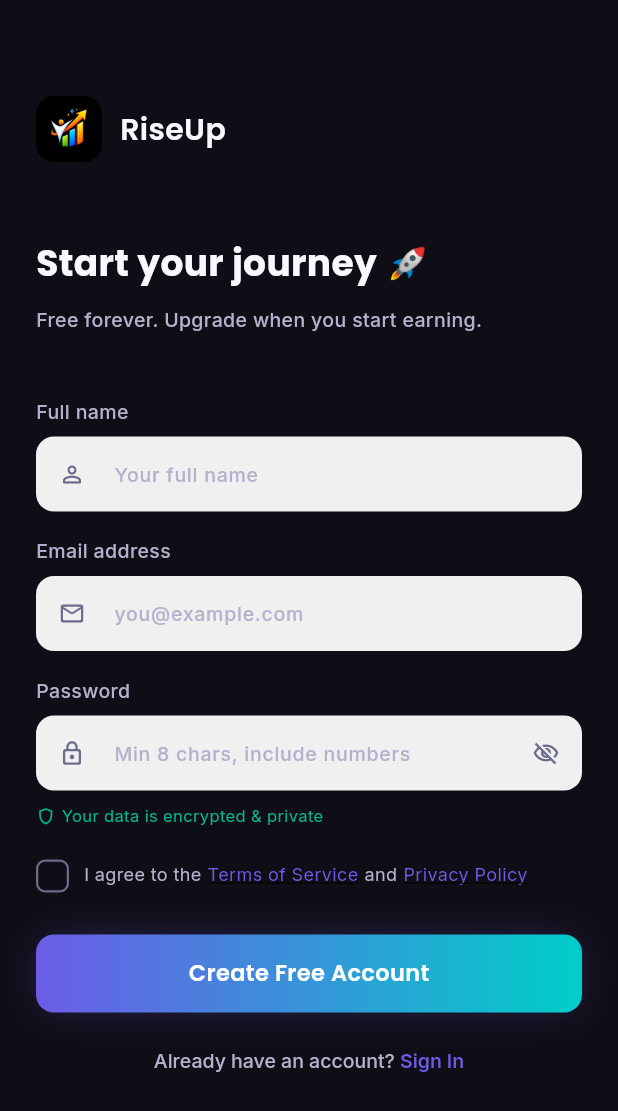
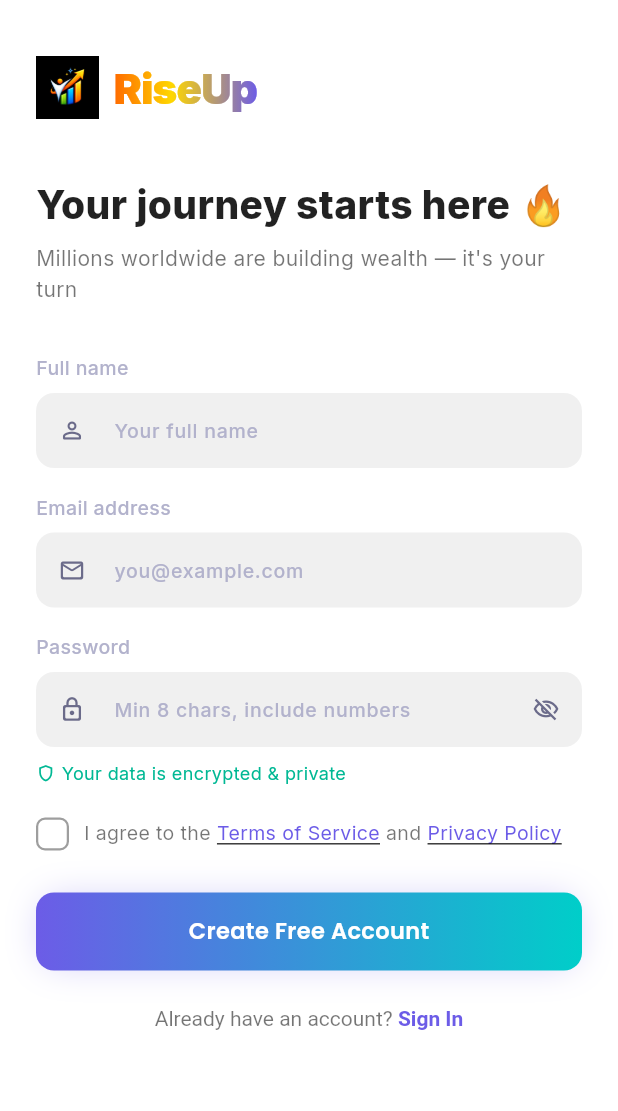
Before and after one commit to exploreofficialzz-star/Rise-Up, a Flutter app: the RegisterScreen screen opened by its route, on a phone screen of 412 x 824 dp. Shown: the top 1111 px of the screen. Run offline on Flutter 3.47's test engine with Material 3 defaults, Android fonts, the phone set to English and light mode, and no system bars; drawn by our look-alikes of flutter_animate; our stand-ins replace connectivity_plus, dio, fl_chart, flutter_local_notifications, flutter_markdown, flutter_riverpod and 11 more; accounts and stored records are empty; network calls fail.

Commit message:
Update register_screen.dart

```diff
--- a/frontend/lib/screens/auth/register_screen.dart
+++ b/frontend/lib/screens/auth/register_screen.dart
@@ -22,7 +22,9 @@ class _RegisterScreenState extends State<RegisterScreen> {
 
   @override
   void dispose() {
-    _nameCtrl.dispose(); _emailCtrl.dispose(); _passCtrl.dispose();
+    _nameCtrl.dispose();
+    _emailCtrl.dispose();
+    _passCtrl.dispose();
     super.dispose();
   }
 
@@ -32,24 +34,32 @@ class _RegisterScreenState extends State<RegisterScreen> {
     final pass  = _passCtrl.text;
 
     if (name.isEmpty || email.isEmpty || pass.isEmpty) {
-      setState(() => _error = 'Please fill in all fields'); return;
+      setState(() => _error = 'Please fill in all fields');
+      return;
     }
     if (pass.length < 8) {
-      setState(() => _error = 'Password must be at least 8 characters'); return;
+      setState(() =>
+          _error = 'Password must be at least 8 characters');
+      return;
     }
     if (!RegExp(r'^(?=.*[a-zA-Z])(?=.*\d)').hasMatch(pass)) {
-      setState(() => _error = 'Password must contain letters and numbers'); return;
+      setState(() =>
+          _error = 'Password must contain letters and numbers');
+      return;
     }
     if (!_agreed) {
-      setState(() => _error = 'Please accept the Terms and Privacy Policy to continue'); return;
+      setState(() => _error =
+          'Please accept the Terms and Privacy Policy to continue');
+      return;
     }
 
     setState(() { _loading = true; _error = null; });
     try {
-      final data = await api.signUp(email, pass, name);
+      await api.signUp(email, pass, name);
       if (!mounted) return;
-      // Always go to verify email screen — Supabase requires it
-      context.go('/verify-email?email=${Uri.encodeComponent(email)}');
+      // Always go to verify email — Supabase requires it
+      context.go(
+          '/verify-email?email=${Uri.encodeComponent(email)}');
     } catch (e) {
       final msg = e.toString().toLowerCase();
       setState(() {
@@ -65,42 +75,89 @@ class _RegisterScreenState extends State<RegisterScreen> {
 
   @override
   Widget build(BuildContext context) {
+    final isDark =
+        Theme.of(context).brightness == Brightness.dark;
+    final bgColor =
+        Theme.of(context).scaffoldBackgroundColor;
+    final textColor = isDark ? Colors.white : Colors.black87;
+    final subTextColor =
+        isDark ? Colors.white60 : Colors.black54;
+
     return Scaffold(
-      backgroundColor: AppColors.bgDark,
+      backgroundColor: bgColor,
       body: SafeArea(
         child: SingleChildScrollView(
-          padding: const EdgeInsets.all(AppSpacing.lg),
+          padding: const EdgeInsets.symmetric(
+              horizontal: 24, vertical: 20),
           child: Column(
             crossAxisAlignment: CrossAxisAlignment.start,
             children: [
-              const SizedBox(height: 40),
+              const SizedBox(height: 16),
 
-              Row(children: [
-                ClipRRect(
-                  borderRadius: BorderRadius.circular(12),
-                  child: Image.asset('assets/images/riseup_logo.jpg',
-                      width: 44, height: 44, fit: BoxFit.cover,
-                      errorBuilder: (_, __, ___) => Container(
-                        width: 44, height: 44,
-                        decoration: BoxDecoration(
-                          gradient: const LinearGradient(colors: [AppColors.primary, AppColors.accent]),
-                          borderRadius: BorderRadius.circular(12),
-                        ),
-                        child: const Icon(Icons.trending_up_rounded, color: Colors.white, size: 24),
-                      )),
-                ),
-                const SizedBox(width: 12),
-                Text('RiseUp', style: AppTextStyles.h3),
-              ]).animate().fadeIn(),
-
-              const SizedBox(height: 48),
-              Text('Start your journey 🚀', style: AppTextStyles.h2).animate().fadeIn(delay: 100.ms),
-              const SizedBox(height: 8),
-              Text('Free forever. Upgrade when you start earning.', style: AppTextStyles.label)
-                  .animate().fadeIn(delay: 200.ms),
+              // ── Logo + RiseUp header ──────────────────
+              Row(
+                children: [
+                  Image.asset(
+                    'assets/images/riseup_logo.jpg',
+                    width: 42,
+                    height: 42,
+                    errorBuilder: (_, __, ___) => const Icon(
+                      Icons.trending_up_rounded,
+                      color: Color(0xFFFF6B00),
+                      size: 42,
+                    ),
+                  ),
+                  const SizedBox(width: 10),
+                  ShaderMask(
+                    shaderCallback: (bounds) =>
+                        const LinearGradient(
+                      colors: [
+                        Color(0xFFFF6B00),
+                        Color(0xFFFFD700),
+                        Color(0xFF6C5CE7),
+                      ],
+                      stops: [0.0, 0.4, 1.0],
+                    ).createShader(bounds),
+                    child: const Text(
+                      'RiseUp',
+                      style: TextStyle(
+                        fontSize: 28,
+                        fontWeight: FontWeight.w900,
+                        color: Colors.white,
+                        letterSpacing: -0.5,
+                      ),
+                    ),
+                  ),
+                ],
+              ).animate().fadeIn(),
 
               const SizedBox(height: 40),
 
+              // ── Headline ──────────────────────────────
+              Text(
+                'Your journey starts here 🔥',
+                style: TextStyle(
+                  fontSize: 26,
+                  fontWeight: FontWeight.w800,
+                  color: textColor,
+                  height: 1.2,
+                ),
+              ).animate().fadeIn(delay: 100.ms),
+
+              const SizedBox(height: 8),
+
+              Text(
+                'Millions worldwide are building wealth — it\'s your turn',
+                style: TextStyle(
+                  fontSize: 14,
+                  color: subTextColor,
+                  height: 1.5,
+                ),
+              ).animate().fadeIn(delay: 200.ms),
+
+              const SizedBox(height: 32),
+
+              // ── Error message ─────────────────────────
               if (_error != null)
                 Container(
                   padding: const EdgeInsets.all(12),
@@ -108,24 +165,34 @@ class _RegisterScreenState extends State<RegisterScreen> {
                   decoration: BoxDecoration(
                     color: AppColors.error.withOpacity(0.15),
                     borderRadius: AppRadius.md,
-                    border: Border.all(color: AppColors.error.withOpacity(0.3)),
+                    border: Border.all(
+                        color:
+                            AppColors.error.withOpacity(0.3)),
                   ),
                   child: Row(children: [
-                    const Icon(Icons.error_outline, color: AppColors.error, size: 16),
+                    const Icon(Icons.error_outline,
+                        color: AppColors.error, size: 16),
                     const SizedBox(width: 8),
-                    Expanded(child: Text(_error!,
-                        style: AppTextStyles.bodySmall.copyWith(color: AppColors.error))),
+                    Expanded(
+                      child: Text(_error!,
+                          style: TextStyle(
+                              color: AppColors.error,
+                              fontSize: 13)),
+                    ),
                   ]),
                 ).animate().shake(),
 
+              // ── Full name ─────────────────────────────
               AppTextField(
                 controller: _nameCtrl,
                 label: 'Full name',
                 hint: 'Your full name',
                 prefixIcon: Icons.person_outline_rounded,
               ).animate().fadeIn(delay: 300.ms),
+
               const SizedBox(height: 16),
 
+              // ── Email ─────────────────────────────────
               AppTextField(
                 controller: _emailCtrl,
                 label: 'Email address',
@@ -133,8 +200,10 @@ class _RegisterScreenState extends State<RegisterScreen> {
                 keyboardType: TextInputType.emailAddress,
                 prefixIcon: Icons.mail_outline_rounded,
               ).animate().fadeIn(delay: 350.ms),
+
               const SizedBox(height: 16),
 
+              // ── Password ──────────────────────────────
               AppTextField(
                 controller: _passCtrl,
                 label: 'Password',
@@ -145,52 +214,84 @@ class _RegisterScreenState extends State<RegisterScreen> {
               ).animate().fadeIn(delay: 400.ms),
 
               const SizedBox(height: 8),
+
+              // ── Encrypted note ────────────────────────
               Row(children: [
-                const Icon(Icons.shield_outlined, size: 13, color: AppColors.success),
+                const Icon(Icons.shield_outlined,
+                    size: 13, color: AppColors.success),
                 const SizedBox(width: 4),
-                Text('Your data is encrypted & private',
-                    style: AppTextStyles.caption.copyWith(color: AppColors.success)),
+                Text(
+                  'Your data is encrypted & private',
+                  style: TextStyle(
+                      color: AppColors.success, fontSize: 12),
+                ),
               ]).animate().fadeIn(delay: 430.ms),
 
               const SizedBox(height: 20),
 
-              // Terms checkbox
+              // ── Terms checkbox ────────────────────────
               GestureDetector(
-                onTap: () => setState(() => _agreed = !_agreed),
+                onTap: () =>
+                    setState(() => _agreed = !_agreed),
                 child: Row(
-                  crossAxisAlignment: CrossAxisAlignment.start,
+                  crossAxisAlignment:
+                      CrossAxisAlignment.start,
                   children: [
                     AnimatedContainer(
-                      duration: const Duration(milliseconds: 200),
-                      width: 22, height: 22,
+                      duration:
+                          const Duration(milliseconds: 200),
+                      width: 22,
+                      height: 22,
                       decoration: BoxDecoration(
-                        color: _agreed ? AppColors.primary : Colors.transparent,
-                        borderRadius: BorderRadius.circular(6),
+                        color: _agreed
+                            ? AppColors.primary
+                            : Colors.transparent,
+                        borderRadius:
+                            BorderRadius.circular(6),
                         border: Border.all(
-                          color: _agreed ? AppColors.primary : AppColors.textMuted,
+                          color: _agreed
+                              ? AppColors.primary
+                              : (isDark
+                                  ? Colors.white38
+                                  : Colors.black38),
                           width: 1.5,
                         ),
                       ),
                       child: _agreed
-                          ? const Icon(Icons.check_rounded, color: Colors.white, size: 14)
+                          ? const Icon(Icons.check_rounded,
+                              color: Colors.white, size: 14)
                           : null,
                     ),
                     const SizedBox(width: 10),
                     Expanded(
                       child: Wrap(spacing: 4, children: [
-                        Text('I agree to the', style: AppTextStyles.bodySmall),
+                        Text('I agree to the',
+                            style: TextStyle(
+                                color: subTextColor,
+                                fontSize: 13)),
                         GestureDetector(
-                          onTap: () => context.go('/terms'),
+                          onTap: () =>
+                              context.go('/terms'),
                           child: Text('Terms of Service',
-                              style: AppTextStyles.bodySmall.copyWith(
-                                  color: AppColors.primary, decoration: TextDecoration.underline)),
+                              style: TextStyle(
+                                  color: AppColors.primary,
+                                  fontSize: 13,
+                                  decoration: TextDecoration
+                                      .underline)),
                         ),
-                        Text('and', style: AppTextStyles.bodySmall),
+                        Text('and',
+                            style: TextStyle(
+                                color: subTextColor,
+                                fontSize: 13)),
                         GestureDetector(
-                          onTap: () => context.go('/privacy'),
+                          onTap: () =>
+                              context.go('/privacy'),
                           child: Text('Privacy Policy',
-                              style: AppTextStyles.bodySmall.copyWith(
-                                  color: AppColors.primary, decoration: TextDecoration.underline)),
+                              style: TextStyle(
+                                  color: AppColors.primary,
+                                  fontSize: 13,
+                                  decoration: TextDecoration
+                                      .underline)),
                         ),
                       ]),
                     ),
@@ -200,28 +301,42 @@ class _RegisterScreenState extends State<RegisterScreen> {
 
               const SizedBox(height: 28),
 
+              // ── Create account button ─────────────────
               GradientButton(
-                text: _loading ? 'Creating account...' : 'Create Free Account',
+                text: _loading
+                    ? 'Creating account...'
+                    : 'Create Free Account',
                 onTap: _loading ? null : _register,
                 isLoading: _loading,
               ).animate().fadeIn(delay: 500.ms),
 
               const SizedBox(height: 24),
 
+              // ── Sign in link ──────────────────────────
               Center(
                 child: GestureDetector(
                   onTap: () => context.go('/login'),
-                  child: RichText(text: TextSpan(
-                    text: 'Already have an account? ',
-                    style: AppTextStyles.label,
-                    children: [TextSpan(
-                      text: 'Sign In',
-                      style: AppTextStyles.label.copyWith(
-                          color: AppColors.primary, fontWeight: FontWeight.w600),
-                    )],
-                  )),
+                  child: RichText(
+                    text: TextSpan(
+                      text: 'Already have an account? ',
+                      style: TextStyle(
+                          color: subTextColor, fontSize: 14),
+                      children: [
+                        TextSpan(
+                          text: 'Sign In',
+                          style: TextStyle(
+                            color: AppColors.primary,
+                            fontWeight: FontWeight.w700,
+                            fontSize: 14,
+                          ),
+                        ),
+                      ],
+                    ),
+                  ),
                 ),
               ).animate().fadeIn(delay: 600.ms),
+
+              const SizedBox(height: 20),
             ],
           ),
         ),
```
